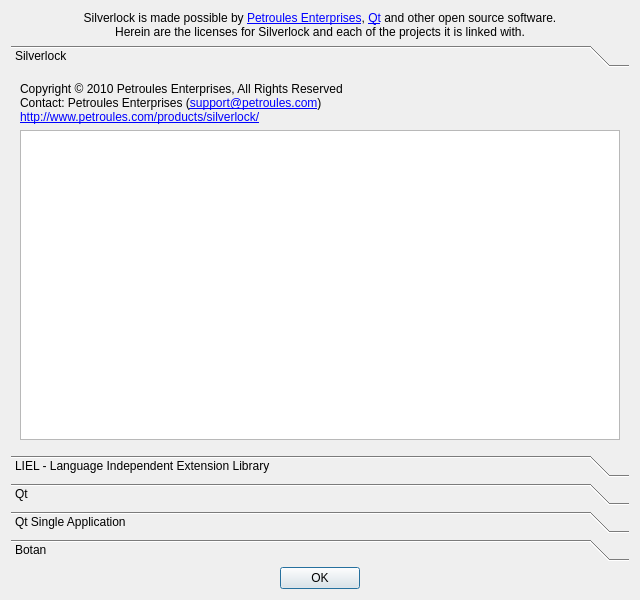
Above: silverlock/licensedialog.ui from petroules/silverlock before the change. Below: the same form after it.
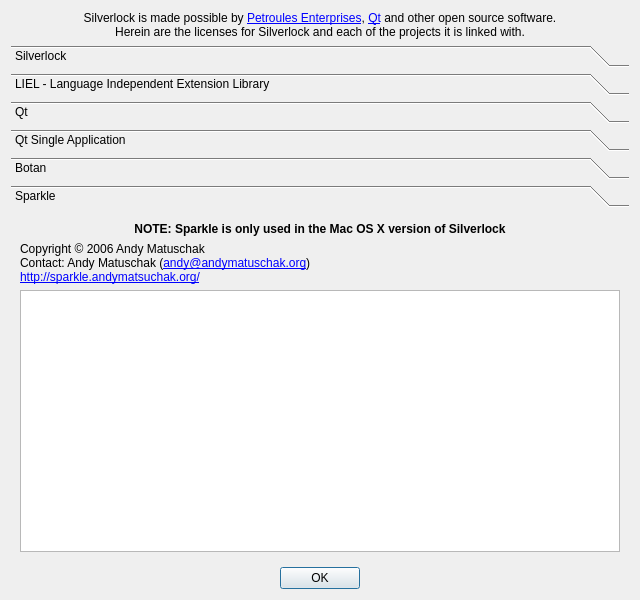
That is the form after the change. The open tabs and pages were chosen to show the change.

```diff
--- a/silverlock/licensedialog.ui
+++ b/silverlock/licensedialog.ui
@@ -39,7 +39,7 @@
         <x>0</x>
         <y>0</y>
         <width>622</width>
-        <height>386</height>
+        <height>359</height>
        </rect>
       </property>
       <attribute name="label">
@@ -276,6 +276,38 @@
        </item>
       </layout>
      </widget>
+     <widget class="QWidget" name="sparklePage">
+      <attribute name="label">
+       <string>Sparkle</string>
+      </attribute>
+      <layout class="QVBoxLayout" name="verticalLayout_7">
+       <item>
+        <widget class="QLabel" name="sparkleNote">
+         <property name="text">
+          <string>&lt;b&gt;NOTE: Sparkle is only used in the Mac OS X version of Silverlock&lt;/b&gt;</string>
+         </property>
+         <property name="alignment">
+          <set>Qt::AlignCenter</set>
+         </property>
+        </widget>
+       </item>
+       <item>
+        <widget class="QLabel" name="sparkleLabel">
+         <property name="text">
+          <string>Copyright &amp;copy; 2006 Andy Matuschak&lt;br /&gt;
+Contact: Andy Matuschak (&lt;a href=&quot;mailto:andy@andymatuschak.org&quot;&gt;andy@andymatuschak.org&lt;/a&gt;)&lt;br /&gt;
+&lt;a href=&quot;http://sparkle.andymatsuchak.org/&quot;&gt;http://sparkle.andymatsuchak.org/&lt;/a&gt;</string>
+         </property>
+         <property name="textFormat">
+          <enum>Qt::RichText</enum>
+         </property>
+        </widget>
+       </item>
+       <item>
+        <widget class="QTextBrowser" name="sparkleLicense"/>
+       </item>
+      </layout>
+     </widget>
     </widget>
    </item>
    <item>
```
Left out of the diff: 10 changed lines with no effect on the pictures.
